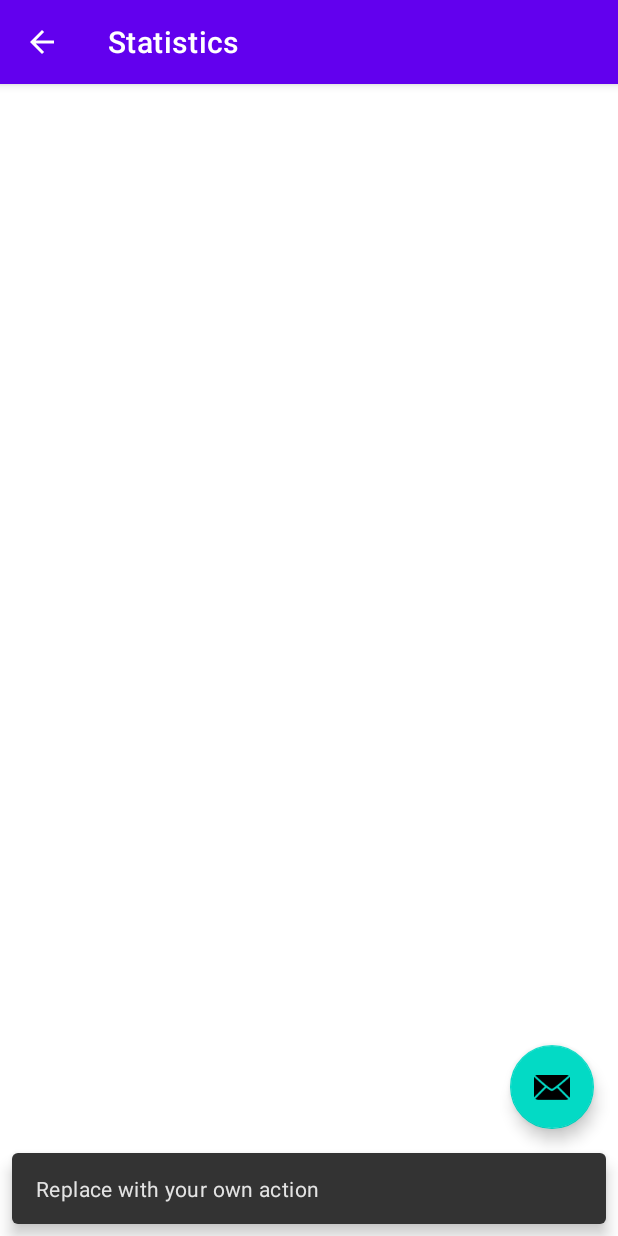
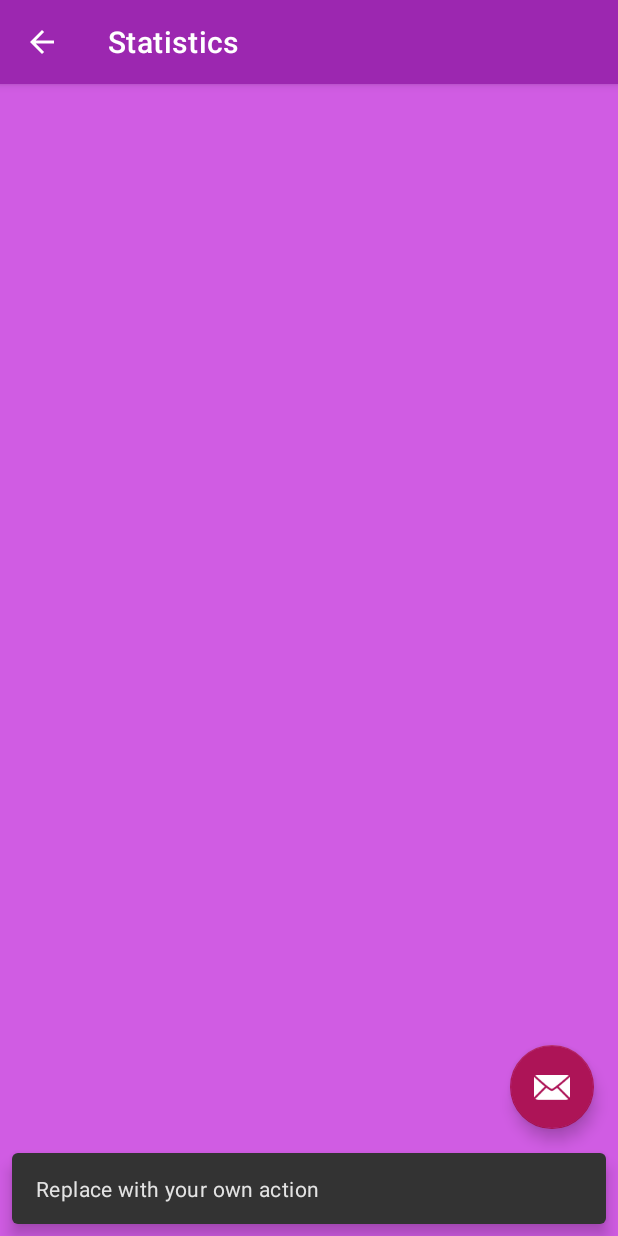
Before and after one commit to rachel613g/ThirteenStones, an Android app: the StatisticsActivity screen opened directly, with no data from a screen before it, after a tap on an icon or button, on a phone screen of 412 x 824 dp. Run offline under Robolectric (Android 15) with nearby library versions, the phone set to English and light mode, and no system bars.

Commit message:
added colors generated from material.io website. only need values-night/colors.xml now because of the way we reference in values/themes.xml, values-night/themes.xml version has been removed. refactored some color names.

```diff
--- a/app/src/main/res/drawable-nodpi-v23/splash_background.xml
+++ b/app/src/main/res/drawable-nodpi-v23/splash_background.xml
@@ -1,7 +1,7 @@
 <?xml version="1.0" encoding="utf-8"?>
 <layer-list
     xmlns:android="http://schemas.android.com/apk/res/android">
-    <item android:drawable="@color/colorDefaultBackground"/>
+    <item android:drawable="@color/defaultBackgroundColor"/>
     <item android:drawable="@mipmap/ic_launcher"
           android:gravity="center"/>
 </layer-list>
--- a/app/src/main/res/drawable-nodpi/splash_background.xml
+++ b/app/src/main/res/drawable-nodpi/splash_background.xml
@@ -2,7 +2,7 @@
 <layer-list
     xmlns:android="http://schemas.android.com/apk/res/android">
 
-    <item android:drawable="@color/colorDefaultBackground"/>
+    <item android:drawable="@color/defaultBackgroundColor"/>
     <item>
         <bitmap
             android:gravity="center"
--- a/app/src/main/res/layout/main_include_card_button.xml
+++ b/app/src/main/res/layout/main_include_card_button.xml
@@ -19,7 +19,7 @@
         android:layout_height="wrap_content"
         android:layout_margin="@dimen/slim_margin"
         android:orientation="horizontal"
-        android:background="@color/colorDefaultBackground">
+        android:background="@color/defaultBackgroundColor">
 
         <Button
             android:layout_width="wrap_content"
--- a/app/src/main/res/layout/main_include_card_image_stone.xml
+++ b/app/src/main/res/layout/main_include_card_image_stone.xml
@@ -14,7 +14,7 @@
         android:layout_width="match_parent"
         android:layout_height="match_parent"
         android:layout_margin="@dimen/slim_margin"
-        android:background="@color/colorDefaultBackground"
+        android:background="@color/defaultBackgroundColor"
         android:contentDescription="@string/stones_remaining_in_pile"
         android:scaleType="fitXY"
         android:src="@drawable/stones_13" />
--- a/app/src/main/res/values-night/colors.xml
+++ b/app/src/main/res/values-night/colors.xml
@@ -1,4 +1,12 @@
 <?xml version="1.0" encoding="utf-8"?>
 <resources>
-    <color name="colorDefaultBackground">@android:color/background_dark</color>
+    <!-- For colored text; default is black/dark-gray (Day) or white/light-gray (Night) -->
+    <color name="primaryTextColoredColor">@color/primaryLightColor</color>
+    <color name="secondaryTextColoredColor">@color/primaryColor</color>
+
+    <!-- Matching colored background -->
+    <color name="backgroundColoredColor">@color/primaryDarkColor</color>
+
+    <!--Used for Splash screen background, and elsewhere as needed-->
+    <color name="defaultBackgroundColor">@android:color/background_dark</color>
 </resources>
--- a/app/src/main/res/values-night/themes.xml
+++ /dev/null
@@ -1,16 +0,0 @@
-<resources xmlns:tools="http://schemas.android.com/tools">
-    <!-- Base application theme. -->
-    <style name="Theme.ThirteenStones" parent="Theme.MaterialComponents.DayNight.DarkActionBar">
-        <!-- Primary brand color. -->
-        <item name="colorPrimary">@color/purple_200</item>
-        <item name="colorPrimaryVariant">@color/purple_700</item>
-        <item name="colorOnPrimary">@color/black</item>
-        <!-- Secondary brand color. -->
-        <item name="colorSecondary">@color/teal_200</item>
-        <item name="colorSecondaryVariant">@color/teal_200</item>
-        <item name="colorOnSecondary">@color/black</item>
-        <!-- Status bar color. -->
-        <item name="android:statusBarColor" tools:targetApi="l">?attr/colorPrimaryVariant</item>
-        <!-- Customize your theme here. -->
-    </style>
-</resources>
--- a/app/src/main/res/values/colors.xml
+++ b/app/src/main/res/values/colors.xml
@@ -1,12 +1,21 @@
 <?xml version="1.0" encoding="utf-8"?>
 <resources>
-    <color name="purple_200">#FFBB86FC</color>
-    <color name="purple_500">#FF6200EE</color>
-    <color name="purple_700">#FF3700B3</color>
-    <color name="teal_200">#FF03DAC5</color>
-    <color name="teal_700">#FF018786</color>
-    <color name="black">#FF000000</color>
-    <color name="white">#FFFFFFFF</color>
-    <color name="colorDefaultBackground">@android:color/background_light</color>
+    <color name="primaryColor">#9c27b0</color>
+    <color name="primaryLightColor">#d05ce3</color>
+    <color name="primaryDarkColor">#6a0080</color>
+    <color name="secondaryColor">#ad1457</color>
+    <color name="secondaryLightColor">#e35183</color>
+    <color name="secondaryDarkColor">#78002e</color>
+    <color name="primaryTextColor">#ffffff</color>
+    <color name="secondaryTextColor">#ffffff</color>
 
+    <!-- For colored text; default is black/dark-gray (Day) or white/light-gray (Night) -->
+    <color name="primaryTextColoredColor">@color/primaryDarkColor</color>
+    <color name="secondaryTextColoredColor">@color/primaryColor</color>
+
+    <!-- Matching colored background -->
+    <color name="backgroundColoredColor">@color/primaryLightColor</color>
+
+    <!--Used for Splash screen background, and elsewhere as needed-->
+    <color name="defaultBackgroundColor">@android:color/background_light</color>
 </resources>
--- a/app/src/main/res/values/themes.xml
+++ b/app/src/main/res/values/themes.xml
@@ -2,16 +2,22 @@
     <!-- Base application theme. -->
     <style name="Theme.ThirteenStones" parent="Theme.MaterialComponents.DayNight.DarkActionBar">
         <!-- Primary brand color. -->
-        <item name="colorPrimary">@color/purple_500</item>
-        <item name="colorPrimaryVariant">@color/purple_700</item>
-        <item name="colorOnPrimary">@color/white</item>
+        <item name="colorPrimary">@color/primaryColor</item>
+        <item name="colorPrimaryVariant">@color/primaryDarkColor</item>
+        <item name="colorOnPrimary">@color/primaryTextColor</item>
+
         <!-- Secondary brand color. -->
-        <item name="colorSecondary">@color/teal_200</item>
-        <item name="colorSecondaryVariant">@color/teal_700</item>
-        <item name="colorOnSecondary">@color/black</item>
-        <!-- Status bar color. -->
+        <item name="colorSecondary">@color/secondaryColor</item>
+        <item name="colorSecondaryVariant">@color/secondaryDarkColor</item>
+        <item name="colorOnSecondary">@color/secondaryTextColor</item>
+
+        <!-- For compatibility -->
+        <item name="colorAccent">@color/secondaryColor</item>
+        <item name="android:windowBackground">@color/backgroundColoredColor</item>
+
+        <!-- Status bar and navigation bar color. -->
         <item name="android:statusBarColor" tools:targetApi="l">?attr/colorPrimaryVariant</item>
-        <!-- Customize your theme here. -->
+        <item name="android:navigationBarColor" tools:targetApi="l">?attr/colorPrimaryVariant</item>
     </style>
 
     <style name="Theme.ThirteenStones.NoActionBar">
```
